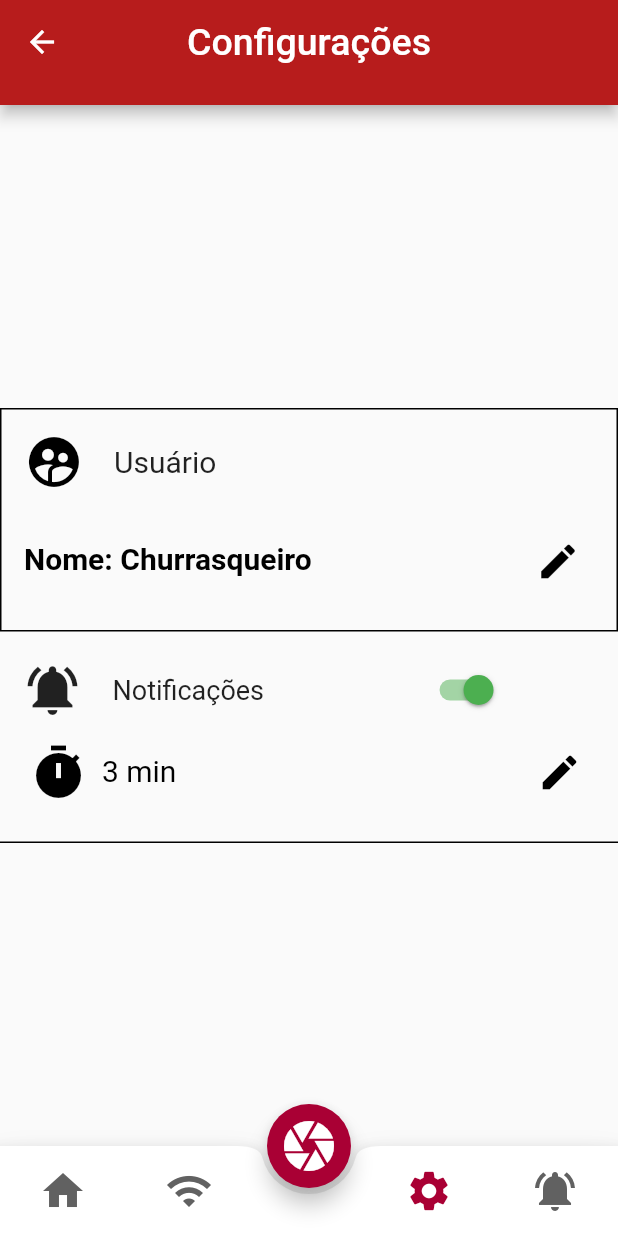
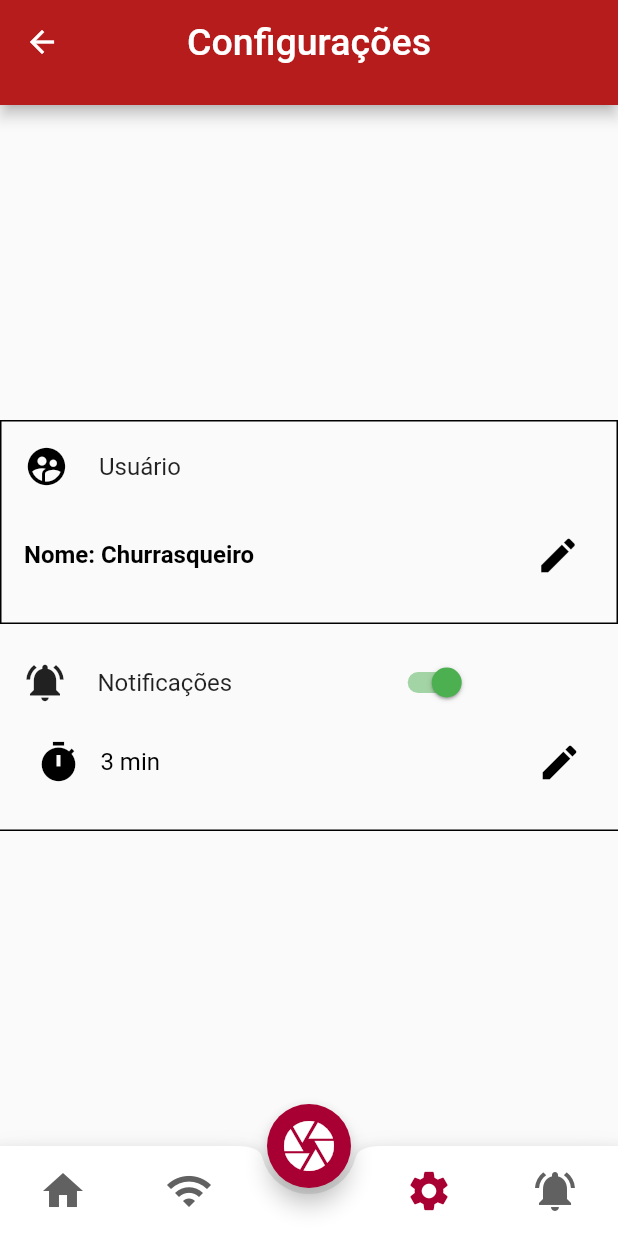
Before and after one commit to SmartMeat-UnB/smartmeat, a Flutter app: the Settings screen opened by its route, on a phone screen of 412 x 824 dp. Run offline on Flutter 3.47's test engine with Material 2 defaults, Android fonts, the phone set to English and light mode, and no system bars; our stand-ins replace auto_size_text, flutter_local_notifications, flutter_xlider, image_cropper, image_picker, shared_preferences; missing offline and left inert: adhara_socket_io, qrscan, system_setting; accounts and stored records are empty.

Commit message:
Adjust font size
Signed-off-by: Gabriel Ziegler <gabrielziegler3@gmail.com>

```diff
--- a/lib/screens/settings.dart
+++ b/lib/screens/settings.dart
@@ -102,13 +102,13 @@ class _SettingsState extends State<Settings> {
                          Row(children: <Widget>[
                         Icon(
                           Icons.supervised_user_circle,
-                          size: 40,
+                          size: 30,
                           color: Colors.black,
                         ),
                         SizedBox(
                           width: 20,
                         ),
-                        Text("Usuário", style: TextStyle(fontSize: 20)),
+                        Text("Usuário", style: TextStyle(fontSize: 16)),
                       ]),
                       SizedBox(
                         height: 15,
@@ -129,7 +129,7 @@ class _SettingsState extends State<Settings> {
                           labelStyle: TextStyle(
                             fontWeight: FontWeight.bold,
                             height: 0,
-                            fontSize: 20,
+                            fontSize: 16,
                             color: Colors.black,
                           ),
                         ),
@@ -150,13 +150,13 @@ class _SettingsState extends State<Settings> {
                       Row(children: <Widget>[
                         Icon(
                           Icons.notifications_active,
-                          size: 40,
+                          size: 30,
                           // color: Colors.black,
                         ),
                         SizedBox(
                           width: 20,
                         ),
-                        Text("Notificações", style: TextStyle(fontSize: 18)),
+                        Text("Notificações", style: TextStyle(fontSize: 16)),
                         SizedBox(
                           width: 104,
                         ),
@@ -176,7 +176,7 @@ class _SettingsState extends State<Settings> {
                         decoration: InputDecoration(
                           prefixIcon: Icon(
                             Icons.timer,
-                            size: 40,
+                            size: 30,
                             color: Colors.black,
                           ),
                           suffixIcon: Icon(
@@ -188,7 +188,7 @@ class _SettingsState extends State<Settings> {
                           labelText: " $_tempo min",
                           labelStyle: TextStyle(
                             height: 0,
-                            fontSize: 20,
+                            fontSize: 16,
                             color: Colors.black,
                           ),
                         ),
```
